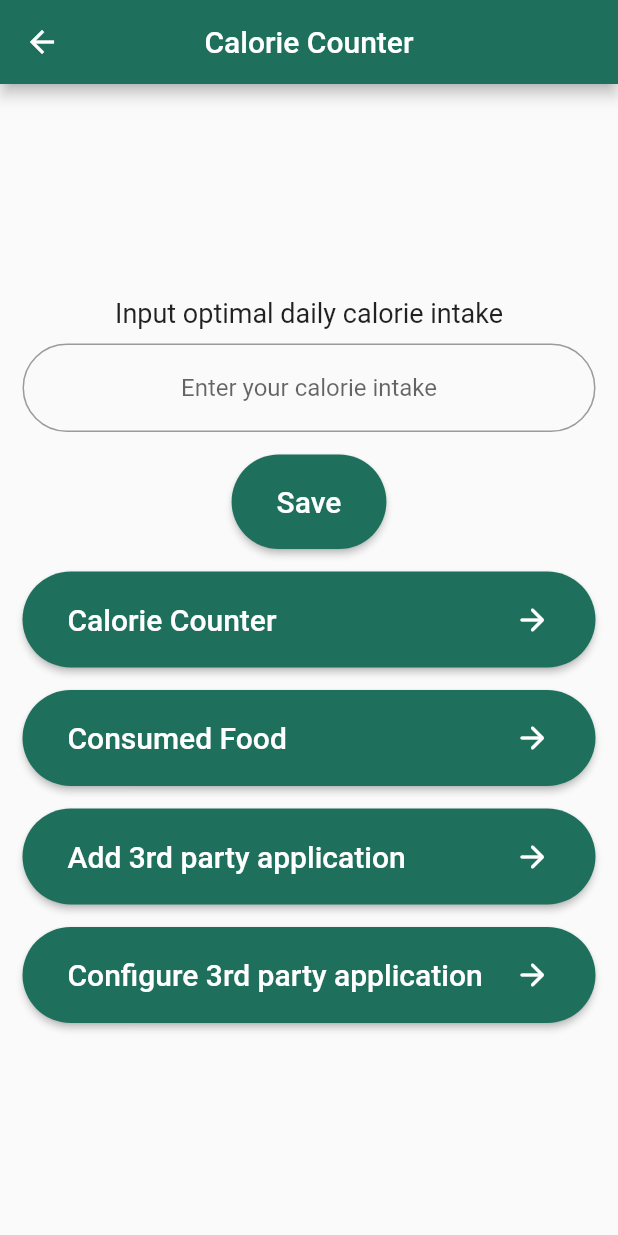
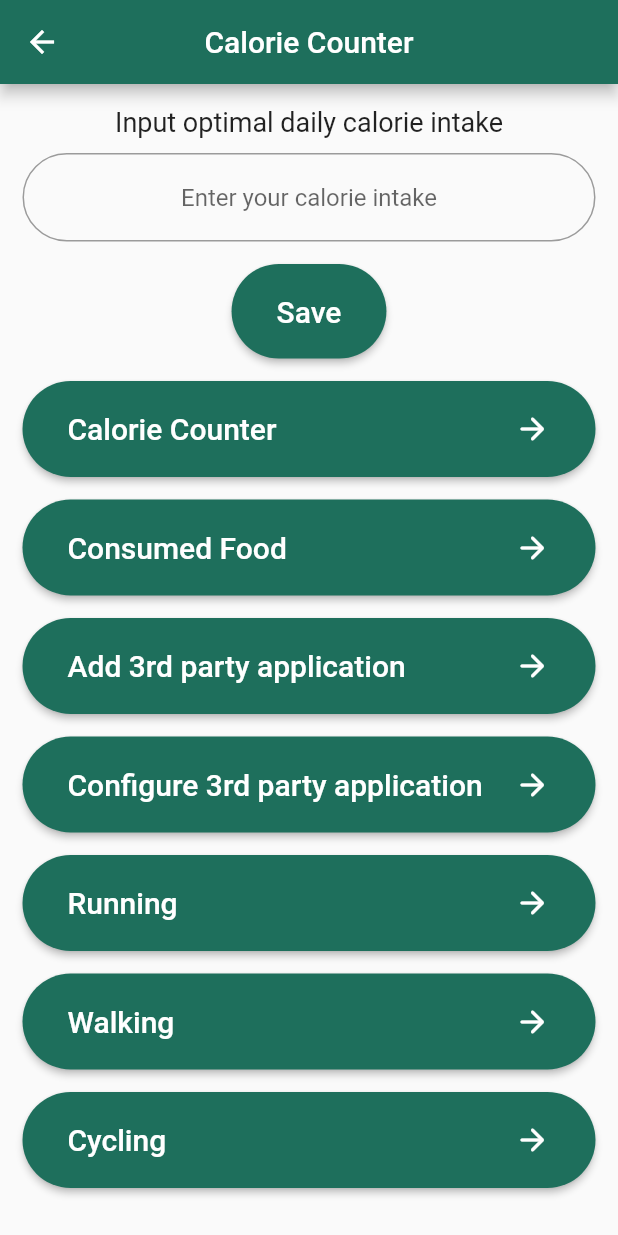
Before and after one commit to ammarrizal/stswks_health_app, a Flutter app: the CalorieCounter screen opened directly, on a phone screen of 412 x 824 dp. Run offline on Flutter 3.47's test engine with Material 2 defaults, Android fonts, the phone set to English and light mode, and no system bars; our stand-ins replace font_awesome_flutter, google_fonts, hexcolor.

Commit message:
Added running/walking/cycling pages

```diff
--- a/lib/views/calorie_counter_page.dart
+++ b/lib/views/calorie_counter_page.dart
@@ -1,7 +1,10 @@
 import 'package:flutter/material.dart';
+import 'package:prototype_1/views/cycling_page.dart';
+import 'package:prototype_1/views/running_page.dart';
 import 'package:prototype_1/views/third_party_app_config.dart';
 import 'package:prototype_1/views/third_party_app_page.dart';
 import 'package:prototype_1/views/calorie_counter.dart';
+import 'package:prototype_1/views/walking_page.dart';
 
 class CalorieCounter extends StatefulWidget {
   @override
@@ -17,7 +20,8 @@ class _CalorieCounterState extends State<CalorieCounter> {
         backgroundColor: Color(0xff1e6f5c),
         centerTitle: true,
       ),
-      body: Center(
+      body: SingleChildScrollView(
+        child: Center(
           child: Container(
             child: Padding(
               padding: const EdgeInsets.all(15.0),
@@ -58,7 +62,7 @@ class _CalorieCounterState extends State<CalorieCounter> {
                         color: Colors.white,
                       ),
                     ),
-                ),
+                  ), // save
 
                   SizedBox(height: 15.0),
 
@@ -91,7 +95,7 @@ class _CalorieCounterState extends State<CalorieCounter> {
                         ),
                       ],
                     ),
-                ),
+                  ), // calorie counter
 
                   SizedBox(height: 15.0),
 
@@ -124,7 +128,7 @@ class _CalorieCounterState extends State<CalorieCounter> {
                         ),
                       ],
                     ),
-                ),
+                  ), // consumed food
 
                   SizedBox(height: 15.0),
 
@@ -157,7 +161,7 @@ class _CalorieCounterState extends State<CalorieCounter> {
                         ),
                       ],
                     ),
-                ),
+                  ), // add 3rd party app
 
                   SizedBox(height: 15.0),
 
@@ -190,8 +194,108 @@ class _CalorieCounterState extends State<CalorieCounter> {
                         ),
                       ],
                     ),
+                  ), // config 3rd party app
+
+                  SizedBox(height: 15.0),
+
+                  ElevatedButton(
+                    onPressed: (){
+                      Navigator.push(context,
+                        MaterialPageRoute(builder: (context) => Running()),);
+                    },
+                    style: ButtonStyle(
+                      shape: MaterialStateProperty.all(RoundedRectangleBorder(
+                        borderRadius: BorderRadius.circular(40.0),
+                      )),
+                      padding: MaterialStateProperty.all(EdgeInsets.fromLTRB(30.0, 20.0, 30.0, 20.0)),
+                      backgroundColor: MaterialStateProperty.all(Color(0xff1e6f5c)),
+                    ),
+                    child: Row(
+                      children: [
+                        Expanded(
+                          child: Text(
+                            'Running',
+                            style: TextStyle(
+                              fontSize: 20,
+                              color: Colors.white,
+                            ),
+                          ),
+                        ),
+                        SizedBox(width: 15.0),
+                        Icon(
+                          Icons.arrow_forward_rounded,
                         ),
                       ],
+                    ),
+                  ),// running
+
+                  SizedBox(height: 15.0),
+
+                  ElevatedButton(
+                    onPressed: (){
+                      Navigator.push(context,
+                        MaterialPageRoute(builder: (context) => Walking()),);
+                    },
+                    style: ButtonStyle(
+                      shape: MaterialStateProperty.all(RoundedRectangleBorder(
+                        borderRadius: BorderRadius.circular(40.0),
+                      )),
+                      padding: MaterialStateProperty.all(EdgeInsets.fromLTRB(30.0, 20.0, 30.0, 20.0)),
+                      backgroundColor: MaterialStateProperty.all(Color(0xff1e6f5c)),
+                    ),
+                    child: Row(
+                      children: [
+                        Expanded(
+                          child: Text(
+                            'Walking',
+                            style: TextStyle(
+                              fontSize: 20,
+                              color: Colors.white,
+                            ),
+                          ),
+                        ),
+                        SizedBox(width: 15.0),
+                        Icon(
+                          Icons.arrow_forward_rounded,
+                        ),
+                      ],
+                    ),
+                  ), // walking
+
+                  SizedBox(height: 15.0),
+
+                  ElevatedButton(
+                    onPressed: (){
+                      Navigator.push(context,
+                        MaterialPageRoute(builder: (context) => Cycling()),);
+                    },
+                    style: ButtonStyle(
+                      shape: MaterialStateProperty.all(RoundedRectangleBorder(
+                        borderRadius: BorderRadius.circular(40.0),
+                      )),
+                      padding: MaterialStateProperty.all(EdgeInsets.fromLTRB(30.0, 20.0, 30.0, 20.0)),
+                      backgroundColor: MaterialStateProperty.all(Color(0xff1e6f5c)),
+                    ),
+                    child: Row(
+                      children: [
+                        Expanded(
+                          child: Text(
+                            'Cycling',
+                            style: TextStyle(
+                              fontSize: 20,
+                              color: Colors.white,
+                            ),
+                          ),
+                        ),
+                        SizedBox(width: 15.0),
+                        Icon(
+                          Icons.arrow_forward_rounded,
+                        ),
+                      ],
+                    ),
+                  ), // cycling
+                ],
+              ),
             ),
           ),
         ),
--- /dev/null
+++ b/lib/views/cycling_page.dart
@@ -0,0 +1,20 @@
+import 'package:flutter/material.dart';
+
+class Cycling extends StatefulWidget {
+  @override
+  _CyclingState createState() => _CyclingState();
+}
+
+class _CyclingState extends State<Cycling> {
+  @override
+  Widget build(BuildContext context) {
+    return Scaffold(
+      appBar: AppBar(
+        title: Text('Cycling'),
+        backgroundColor: Color(0xff1e6f5c),
+        centerTitle: true,
+      ),
+      body: Container(),
+    );
+  }
+}
--- /dev/null
+++ b/lib/views/running_page.dart
@@ -0,0 +1,20 @@
+import 'package:flutter/material.dart';
+
+class Running extends StatefulWidget {
+  @override
+  _RunningState createState() => _RunningState();
+}
+
+class _RunningState extends State<Running> {
+  @override
+  Widget build(BuildContext context) {
+    return Scaffold(
+      appBar: AppBar(
+        title: Text('Running'),
+        backgroundColor: Color(0xff1e6f5c),
+        centerTitle: true,
+      ),
+      body: Container(),
+    );
+  }
+}
--- /dev/null
+++ b/lib/views/walking_page.dart
@@ -0,0 +1,20 @@
+import 'package:flutter/material.dart';
+
+class Walking extends StatefulWidget {
+  @override
+  _WalkingState createState() => _WalkingState();
+}
+
+class _WalkingState extends State<Walking> {
+  @override
+  Widget build(BuildContext context) {
+    return Scaffold(
+      appBar: AppBar(
+        title: Text('Walking'),
+        backgroundColor: Color(0xff1e6f5c),
+        centerTitle: true,
+      ),
+      body: Container(),
+    );
+  }
+}
```
Lines whose indentation alone changed are shown as unchanged.
